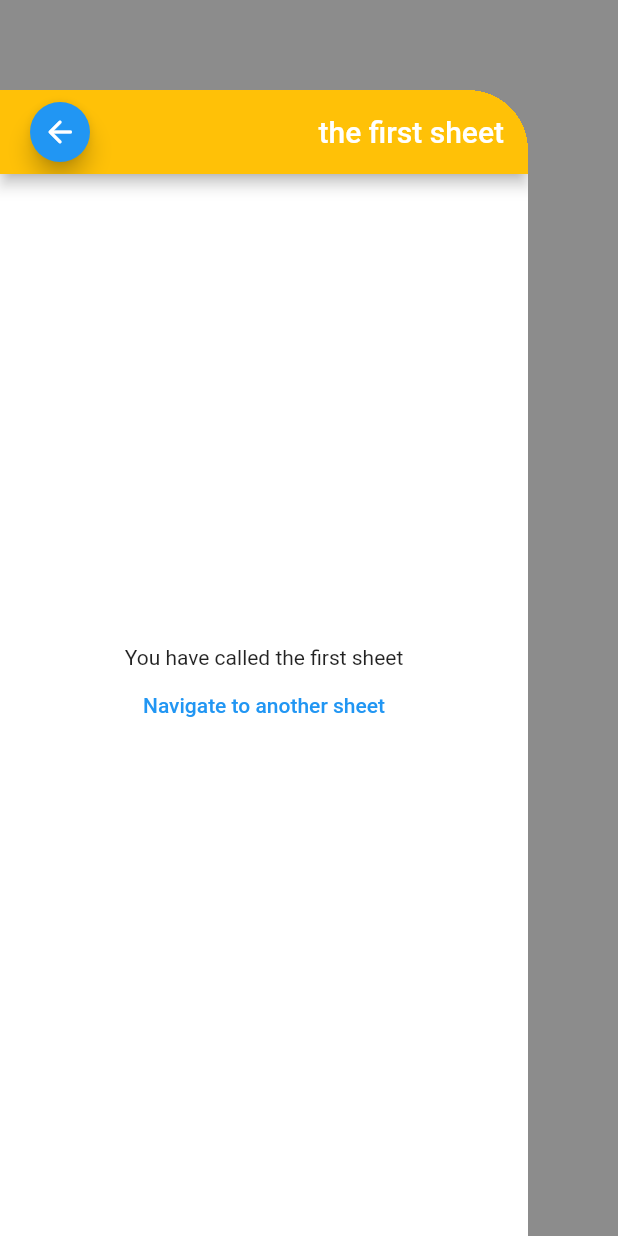
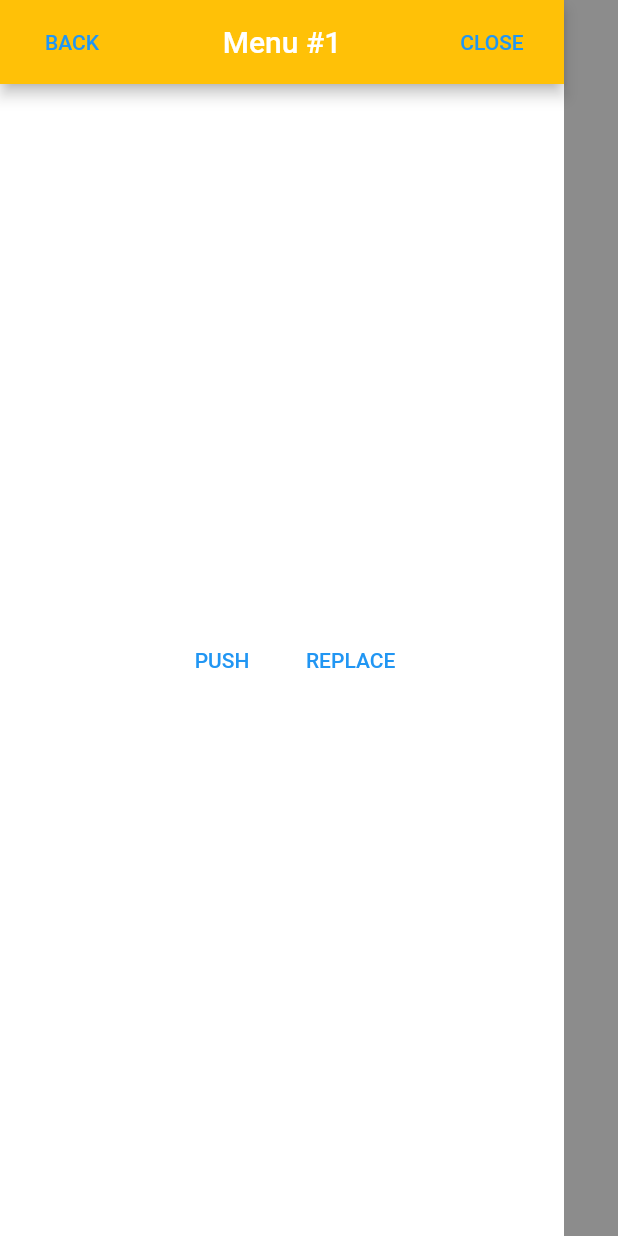
Before and after one commit to Krootl/nested-side-sheet, a Flutter app: the screen it shows after launch, after a tap on the "arrow back" icon, on a phone screen of 412 x 824 dp. Run offline on Flutter 3.47's test engine with Material 2 defaults, Android fonts, the phone set to English and light mode, and no system bars.

Commit message:
- removed unnecessary sheets; - added ability to add and replace infinite sheets in the example;

```diff
--- a/example/lib/view/app.dart
+++ b/example/lib/view/app.dart
@@ -1,6 +1,5 @@
-import 'package:example/view/custom_transition_navigation.dart';
-import 'package:example/view/sheets/first_sheet.dart';
 import 'package:example/view/widget/home_card.dart';
+import 'package:example/view/widget/sheet.dart';
 import 'package:flutter/material.dart';
 import 'package:krootl_flutter_side_menu/krootl_flutter_sheet.dart';
 
@@ -31,10 +30,6 @@ class MyHomePage extends StatefulWidget {
 }
 
 class _MyHomePageState extends State<MyHomePage> {
-  String? value;
-
-  String? resultOfClosingAllSheets;
-
   @override
   Widget build(BuildContext context) => HomeCard(
         child: Scaffold(
@@ -48,10 +43,6 @@ class _MyHomePageState extends State<MyHomePage> {
                   child: Column(
                     mainAxisSize: MainAxisSize.min,
                     children: [
-                      if (value != null) ...[
-                        Text(value!, textAlign: TextAlign.center),
-                        const SizedBox(height: 16),
-                      ],
                       Row(
                         mainAxisAlignment: MainAxisAlignment.spaceBetween,
                         children: [
@@ -69,13 +60,6 @@ class _MyHomePageState extends State<MyHomePage> {
                         onPressed: onBottomCustomAnimation,
                         child: Icon(Icons.arrow_downward_rounded),
                       ),
-                      if (resultOfClosingAllSheets != null) ...[
-                        const SizedBox(height: 16),
-                        Text(
-                          resultOfClosingAllSheets!,
-                          textAlign: TextAlign.center,
-                        ),
-                      ],
                     ],
                   ),
                 ),
@@ -86,46 +70,82 @@ class _MyHomePageState extends State<MyHomePage> {
       );
 
   void onLeftButton() async {
-    final result = await CustomTransitionNavigation.pushLeft(
-      context,
-      FirstSheet(
+    ScaffoldMessenger.of(context).clearSnackBars();
+
+    final alignment = Alignment.centerLeft;
+    final transitionBuilder = (child, animation) => SlideTransition(
+          position: animation.drive(
+            Tween<Offset>(begin: const Offset(-1, 0), end: Offset.zero),
+          ),
+          child: child,
+        );
+
+    final result = await SheetWidget.of(context).push(
+      Sheet(
         size: Size(376, MediaQuery.of(context).size.height),
         alignment: Alignment.centerLeft,
+        backgroundColor: Colors.white,
+        transitionBuilder: transitionBuilder,
+        decorationBuilder: (sheet) => sheet,
       ),
+      alignment: alignment,
+      transitionBuilder: transitionBuilder,
+      decorationBuilder: (sheet) => sheet,
     );
-    setState(() {
-      if (result is String) resultOfClosingAllSheets = result;
-    });
+    if (result is String) showSnackBar(result);
   }
 
-  /// also, you can set parameter [dismissible] = false, if you want
-  /// to prevent closing sheets by tapping on the free space
   void onRightButton() async {
+    ScaffoldMessenger.of(context).clearSnackBars();
+
     final result = await SheetWidget.of(context).pushRight(
-      FirstSheet(
+      Sheet(
         size: Size(
           MediaQuery.of(context).size.width * (1 / 3),
           MediaQuery.of(context).size.height,
         ),
+        backgroundColor: Colors.white,
         alignment: Alignment.centerRight,
+        transitionBuilder: (child, animation) => SlideTransition(
+          position: animation.drive(
+            Tween<Offset>(begin: const Offset(1, 0), end: Offset.zero),
+          ),
+          child: child,
+        ),
       ),
       dismissible: true,
     );
-    setState(() {
-      if (result is String) resultOfClosingAllSheets = result;
-    });
+    if (result is String) showSnackBar(result);
   }
 
   void onBottomCustomAnimation() async {
-    final result = await CustomTransitionNavigation.pushBottom(
-      context,
-      FirstSheet(
+    ScaffoldMessenger.of(context).clearSnackBars();
+
+    final sheetTransition = (child, animation) => SlideTransition(
+          position: animation
+              .drive(CurveTween(curve: Curves.easeOutCubic))
+              .drive(Tween(begin: const Offset(0.0, 1.0), end: Offset.zero)),
+          child: child,
+        );
+
+    final result = await SheetWidget.of(context).push(
+      Sheet(
+        transitionBuilder: sheetTransition,
         size: Size(MediaQuery.of(context).size.width, 400),
         alignment: Alignment.bottomCenter,
+        backgroundColor: Colors.white,
       ),
+      transitionBuilder: sheetTransition,
+      alignment: Alignment.bottomCenter,
     );
-    setState(() {
-      if (result is String) resultOfClosingAllSheets = result;
-    });
+
+    if (result is String) showSnackBar(result);
   }
+
+  void showSnackBar(String result) => ScaffoldMessenger.of(context).showSnackBar(
+        SnackBar(
+          content: Text(result),
+          behavior: SnackBarBehavior.floating,
+        ),
+      );
 }
--- a/example/lib/view/custom_transition_navigation.dart
+++ /dev/null
@@ -1,33 +0,0 @@
-import 'package:flutter/widgets.dart';
-import 'package:krootl_flutter_side_menu/krootl_flutter_sheet.dart';
-
-/// Examples of custom transition animation
-class CustomTransitionNavigation {
-  CustomTransitionNavigation._();
-
-  /// navigate to the next sheet from the left side of the screen
-  static Future<dynamic> pushLeft(BuildContext context, Widget sheet) =>
-      SheetWidget.of(context).push(
-        sheet,
-        alignment: Alignment.centerLeft,
-        transitionBuilder: (child, animation) => SlideTransition(
-          position: animation.drive(
-            Tween<Offset>(begin: const Offset(-1, 0), end: Offset.zero),
-          ),
-          child: child,
-        ),
-      );
-
-  /// navigate to the next sheet from the bottom side of the screen
-  static Future<dynamic> pushBottom(BuildContext context, Widget sheet) =>
-      SheetWidget.of(context).push(
-        sheet,
-        alignment: Alignment.bottomCenter,
-        transitionBuilder: (child, animation) => SlideTransition(
-          position: animation
-              .drive(CurveTween(curve: Curves.easeOutCubic))
-              .drive(Tween(begin: const Offset(0.0, 1.0), end: Offset.zero)),
-          child: child,
-        ),
-      );
-}
--- a/example/lib/view/sheets/custom_sheet.dart
+++ /dev/null
@@ -1,56 +0,0 @@
-import 'package:flutter/material.dart';
-import 'package:krootl_flutter_side_menu/krootl_flutter_sheet.dart';
-
-class CustomSheet extends StatelessWidget {
-  final Color backgroundColor;
-  final String value;
-  final Size? size;
-  final Function()? onPlusButtonTap;
-  final Widget? trailing;
-
-  final Widget? bodyContent;
-
-  const CustomSheet({
-    super.key,
-    this.bodyContent,
-    required this.backgroundColor,
-    required this.value,
-    this.trailing,
-    this.size,
-    this.onPlusButtonTap,
-  });
-
-  @override
-  Widget build(BuildContext context) => SizedBox(
-        width: size?.width,
-        height: size?.height,
-        child: Scaffold(
-          backgroundColor: backgroundColor,
-          appBar: appBar(context) as AppBar,
-          body: Center(child: bodyContent),
-          floatingActionButton: onPlusButtonTap == null
-              ? null
-              : FloatingActionButton.small(
-                  tooltip: 'Call the next sheet',
-                  onPressed: onPlusButtonTap,
-                  child: Icon(Icons.add),
-                ),
-        ),
-      );
-
-  Widget appBar(BuildContext context) => AppBar(
-        backgroundColor: Colors.amber,
-        title: Row(
-          mainAxisAlignment: MainAxisAlignment.spaceBetween,
-          children: [
-            FloatingActionButton.small(
-              tooltip: 'Popup from the $value',
-              onPressed: () => SheetWidget.of(context).pop('You have popped from the $value'),
-              child: Icon(Icons.arrow_back_rounded),
-            ),
-            Text(value),
-            if (trailing != null) trailing!,
-          ],
-        ),
-      );
-}
--- a/example/lib/view/sheets/first_sheet.dart
+++ /dev/null
@@ -1,72 +0,0 @@
-import 'package:example/view/custom_transition_navigation.dart';
-import 'package:example/view/sheets/custom_sheet.dart';
-import 'package:example/view/sheets/second_sheet.dart';
-import 'package:flutter/material.dart';
-import 'package:krootl_flutter_side_menu/krootl_flutter_sheet.dart';
-
-class FirstSheet extends StatefulWidget {
-  final Size size;
-  final Alignment alignment;
-
-  const FirstSheet({
-    Key? key,
-    required this.size,
-    required this.alignment,
-  }) : super(key: key);
-
-  @override
-  State<FirstSheet> createState() => _FirstSheetState();
-}
-
-class _FirstSheetState extends State<FirstSheet> {
-  String? textValue;
-
-  @override
-  Widget build(BuildContext context) => CustomSheet(
-        size: widget.size,
-        backgroundColor: Colors.white,
-        value: 'the first sheet',
-        bodyContent: Column(
-          mainAxisSize: MainAxisSize.min,
-          children: [
-            Text(
-              'You have called the first sheet',
-              textAlign: TextAlign.center,
-            ),
-            TextButton(
-              onPressed: () async {
-                dynamic result;
-
-                if (widget.alignment == Alignment.centerLeft) {
-                  result = await CustomTransitionNavigation.pushLeft(
-                    context,
-                    SecondSheet(size: widget.size, alignment: widget.alignment),
-                  );
-                }
-                if (widget.alignment == Alignment.centerRight) {
-                  result = await SheetWidget.of(context).pushRight(
-                    SecondSheet(size: widget.size, alignment: widget.alignment),
-                  );
-                }
-
-                if (widget.alignment == Alignment.bottomCenter) {
-                  result = await CustomTransitionNavigation.pushBottom(
-                    context,
-                    SecondSheet(size: widget.size, alignment: widget.alignment),
-                  );
-                }
-
-                if (result is String) textValue = result;
-              },
-              child: Text('Navigate to another sheet'),
-            ),
-            const SizedBox(height: 16),
-            if (textValue != null)
-              Text(
-                'The result of previous sheet: $textValue',
-                textAlign: TextAlign.center,
-              ),
-          ],
-        ),
-      );
-}
--- /dev/null
+++ b/example/lib/view/widget/sheet.dart
@@ -0,0 +1,95 @@
+import 'package:flutter/material.dart';
+import 'package:krootl_flutter_side_menu/krootl_flutter_sheet.dart';
+
+class Sheet extends StatelessWidget {
+  final Color backgroundColor;
+  final Size size;
+
+  final int index;
+  final Alignment alignment;
+
+  final SheetTransitionBuilder transitionBuilder;
+  final DecorationBuilder? decorationBuilder;
+
+  const Sheet({
+    super.key,
+    required this.backgroundColor,
+    required this.size,
+    this.index = 1,
+    required this.alignment,
+    required this.transitionBuilder,
+    this.decorationBuilder,
+  });
+
+  @override
+  Widget build(BuildContext context) => SizedBox(
+        width: size.width,
+        height: size.height,
+        child: Scaffold(
+          backgroundColor: backgroundColor,
+          appBar: appBar(context) as AppBar,
+          body: Center(child: bodyContent(context)),
+        ),
+      );
+
+  Widget appBar(BuildContext context) => AppBar(
+        backgroundColor: Colors.amber,
+        title: Row(
+          mainAxisAlignment: MainAxisAlignment.spaceBetween,
+          children: [
+            TextButton(
+              onPressed: SheetWidget.of(context).pop,
+              child: Text('BACK'),
+            ),
+            Text('Menu #$index'),
+            TextButton(
+              onPressed: () => SheetWidget.of(context).close(
+                'The sheets has been closed from the ${index}th sheet',
+              ),
+              child: Text('CLOSE'),
+            ),
+          ],
+        ),
+      );
+
+  Widget bodyContent(BuildContext context) => Container(
+        margin: const EdgeInsets.all(16),
+        child: Row(
+          children: [
+            Expanded(
+              child: Align(
+                alignment: Alignment.centerRight,
+                child: TextButton(
+                  onPressed: () => SheetWidget.of(context).push(
+                    _sheet,
+                    transitionBuilder: transitionBuilder,
+                    decorationBuilder: decorationBuilder,
+                    alignment: alignment,
+                  ),
+                  child: Text('PUSH'),
+                ),
+              ),
+            ),
+            const SizedBox(width: 16),
+            Expanded(
+              child: Align(
+                alignment: Alignment.centerLeft,
+                child: TextButton(
+                  onPressed: () => SheetWidget.of(context).pushReplace(_sheet),
+                  child: Text('REPLACE'),
+                ),
+              ),
+            ),
+          ],
+        ),
+      );
+
+  Widget get _sheet => Sheet(
+        decorationBuilder: decorationBuilder,
+        transitionBuilder: transitionBuilder,
+        backgroundColor: backgroundColor,
+        size: size,
+        index: index + 1,
+        alignment: alignment,
+      );
+}
--- a/lib/krootl_flutter_sheet.dart
+++ b/lib/krootl_flutter_sheet.dart
@@ -1,3 +1,4 @@
 library krootl_flutter_sheet;
 
 export 'package:krootl_flutter_side_menu/src/sheet_widget.dart';
+export 'package:krootl_flutter_side_menu/src/type_defs.dart';
```
Also changed, not shown: example/lib/view/sheets/second_sheet.dart (deleted, +0 -56 lines), example/lib/view/sheets/third_sheet.dart (deleted, +0 -37 lines).
